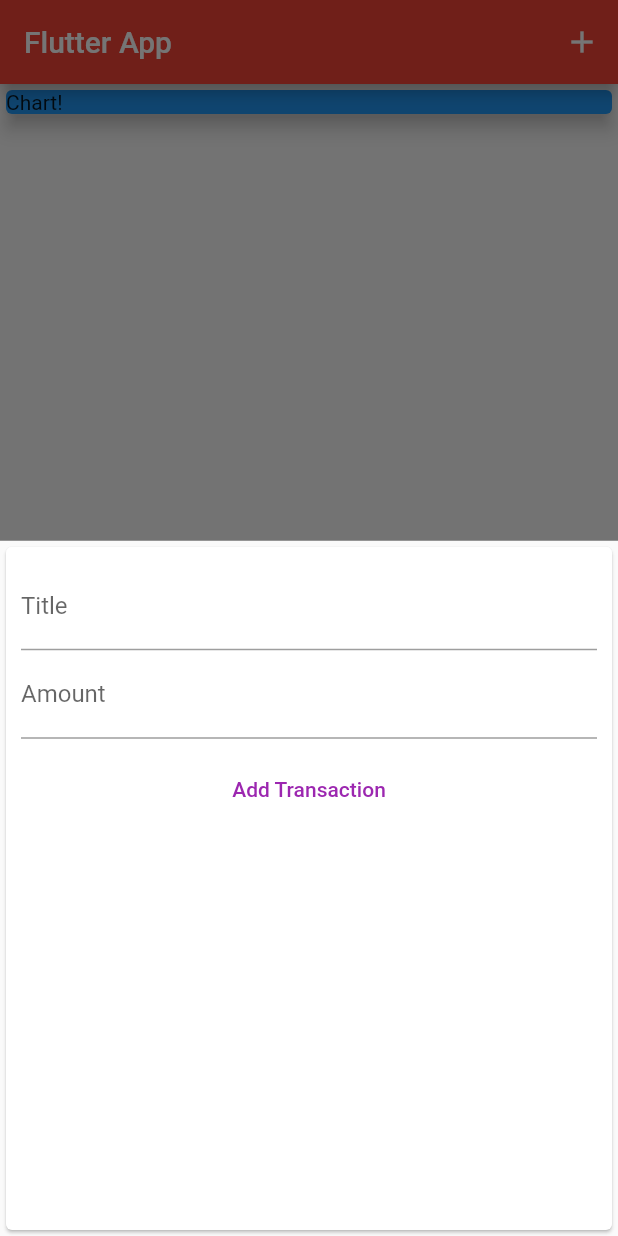
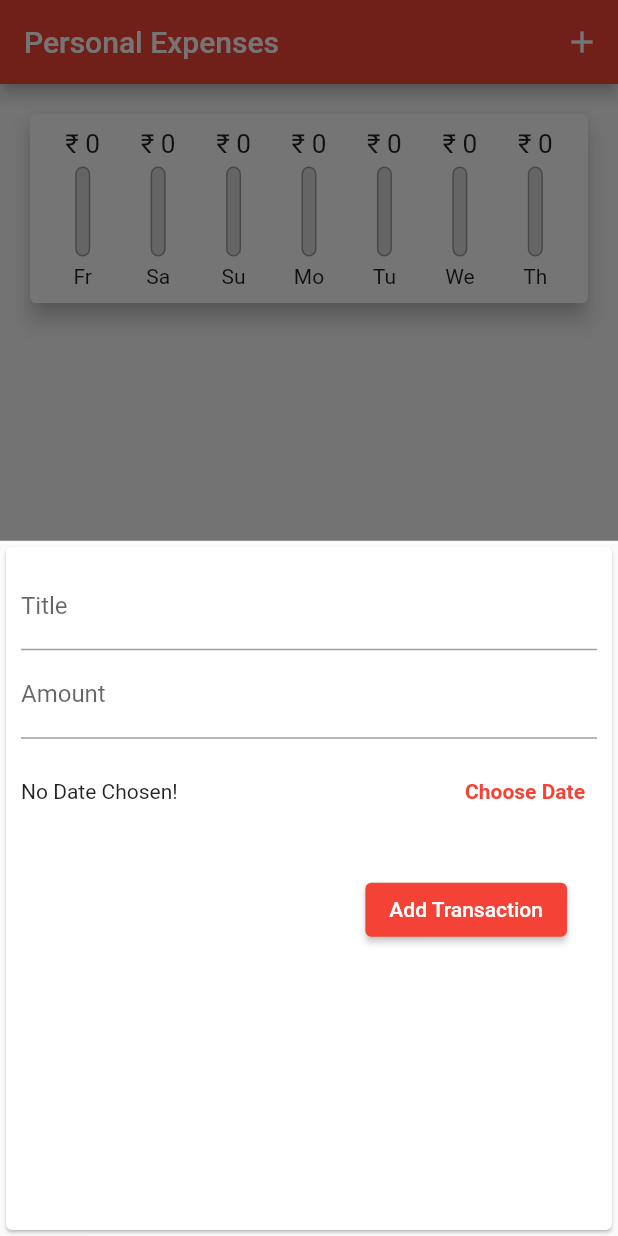
Before and after one commit to rohitaryan2211/personal_expenses_tracker, a Flutter app: the screen it shows after launch, after a tap on the "add" icon, on a phone screen of 412 x 824 dp. Run offline on Flutter 3.47's test engine with Material 2 defaults, Android fonts, the phone set to English and light mode, and no system bars.

Commit message:
Add Chart, DatePicker and option to delete transactions

```diff
--- a/lib/main.dart
+++ b/lib/main.dart
@@ -2,6 +2,7 @@ import 'package:flutter/material.dart';
 import './widgets/transaction_list.dart';
 import './widgets/new_transaction.dart';
 import './models/transaction.dart';
+import './widgets/chart.dart';
 
 void main() {
   runApp(const MyApp());
@@ -13,7 +14,7 @@ class MyApp extends StatelessWidget {
   @override
   Widget build(BuildContext context) {
     return MaterialApp(
-      title: 'Flutter Demo',
+      title: 'Personal Expenses App',
       theme: ThemeData(
         primarySwatch: Colors.red,
       ),
@@ -45,12 +46,21 @@ class _MyHomePageState extends State<MyHomePage> {
     // ),
   ];
 
-  void _addNewTransaction(String txTitle, double txAmount) {
+  List<Transaction> get _recentTransactions {
+    return _userTransactions.where((tx) {
+      return tx.date.isAfter(DateTime.now().subtract(
+        Duration(days: 7),
+      ));
+    }).toList();
+  }
+
+  void _addNewTransaction(
+      String txTitle, double txAmount, DateTime chosenDate) {
     final newTx = Transaction(
       id: DateTime.now().toString(),
       title: txTitle,
       amount: txAmount,
-      date: DateTime.now(),
+      date: chosenDate,
     );
 
     setState(() {
@@ -67,11 +77,17 @@ class _MyHomePageState extends State<MyHomePage> {
     );
   }
 
+  void _deleteTransaction(String id) {
+    setState(() {
+      _userTransactions.removeWhere((tx) => tx.id == id);
+    });
+  }
+
   @override
   Widget build(BuildContext context) {
     return Scaffold(
       appBar: AppBar(
-        title: const Text('Flutter App'),
+        title: const Text('Personal Expenses'),
         actions: <Widget>[
           IconButton(
               onPressed: () => _startNewTransaction(context),
@@ -82,15 +98,8 @@ class _MyHomePageState extends State<MyHomePage> {
         // mainAxisAlignment: MainAxisAlignment.start,
         crossAxisAlignment: CrossAxisAlignment.stretch,
         children: <Widget>[
-          Container(
-            width: double.infinity,
-            child: Card(
-              child: Text('Chart!'),
-              color: Colors.blue,
-              elevation: 5,
-            ),
-          ),
-          TransactionList(_userTransactions)
+          Chart(_recentTransactions),
+          TransactionList(_userTransactions, _deleteTransaction)
         ],
       ),
       floatingActionButton: FloatingActionButton(
--- /dev/null
+++ b/lib/widgets/chart.dart
@@ -0,0 +1,64 @@
+import 'package:flutter/material.dart';
+import '../models/transaction.dart';
+import 'package:intl/intl.dart';
+import './chart_bar.dart';
+
+class Chart extends StatelessWidget {
+  final List<Transaction> recentTransactions;
+  Chart(this.recentTransactions);
+
+  List<Map<String, Object>> get groupedTransactionValues {
+    return List.generate(7, (index) {
+      final weekDay = DateTime.now().subtract(Duration(days: index));
+
+      var totalSum = 0.0;
+      for (var i = 0; i < recentTransactions.length; i++) {
+        if (recentTransactions[i].date.day == weekDay.day &&
+            recentTransactions[i].date.month == weekDay.month) {
+          totalSum += recentTransactions[i].amount;
+        }
+      }
+
+      // print(DateFormat.E().format(weekDay).substring(0, 2));
+      // print(totalSum);
+      return {
+        'day': DateFormat.E().format(weekDay).substring(0, 2),
+        'amount': totalSum
+      };
+    }).reversed.toList();
+  }
+
+  double get totalSpending {
+    return groupedTransactionValues.fold(0.0, (sum, item) {
+      double extra = item['amount'] as double;
+      return sum + extra;
+    });
+  }
+
+  @override
+  Widget build(BuildContext context) {
+    print(groupedTransactionValues);
+    return Card(
+      elevation: 6,
+      margin: EdgeInsets.all(20),
+      child: Padding(
+        padding: EdgeInsets.all(10),
+        child: Row(
+          mainAxisAlignment: MainAxisAlignment.spaceAround,
+          children: groupedTransactionValues.map((data) {
+            return Flexible(
+              fit: FlexFit.tight,
+              child: ChartBar(
+                data['day'] as String,
+                data['amount'] as double,
+                (totalSpending == 0)
+                    ? 0.0
+                    : (data['amount'] as double) / totalSpending,
+              ),
+            );
+          }).toList(),
+        ),
+      ),
+    );
+  }
+}
--- /dev/null
+++ b/lib/widgets/chart_bar.dart
@@ -0,0 +1,51 @@
+import 'package:flutter/material.dart';
+
+class ChartBar extends StatelessWidget {
+  final String label;
+  final double spendingAmount;
+  final double spendingPctofTotal;
+
+  ChartBar(this.label, this.spendingAmount, this.spendingPctofTotal);
+
+  @override
+  Widget build(BuildContext context) {
+    return Column(
+      children: <Widget>[
+        Container(
+          height: 20,
+          child: FittedBox(
+            child: Text('₹ ${spendingAmount.toStringAsFixed(0)}'),
+          ),
+        ),
+        SizedBox(height: 5),
+        Container(
+          height: 60,
+          width: 10,
+          child: Stack(
+              alignment: AlignmentDirectional.bottomCenter,
+              children: <Widget>[
+                Container(
+                  decoration: BoxDecoration(
+                      border: Border.all(
+                        color: Colors.grey,
+                        width: 1,
+                      ),
+                      color: Color.fromRGBO(220, 220, 220, 1),
+                      borderRadius: BorderRadius.circular(20)),
+                ),
+                FractionallySizedBox(
+                  heightFactor: spendingPctofTotal,
+                  child: Container(
+                    decoration: BoxDecoration(
+                        color: Theme.of(context).primaryColor,
+                        borderRadius: BorderRadius.circular(20)),
+                  ),
+                )
+              ]),
+        ),
+        SizedBox(height: 5),
+        Text(label),
+      ],
+    );
+  }
+}
--- a/lib/widgets/new_transaction.dart
+++ b/lib/widgets/new_transaction.dart
@@ -1,6 +1,5 @@
-import 'package:flutter/src/foundation/key.dart';
-import 'package:flutter/src/widgets/framework.dart';
 import 'package:flutter/material.dart';
+import 'package:intl/intl.dart';
 
 class NewTransaction extends StatefulWidget {
   final Function addTx;
@@ -11,24 +10,44 @@ class NewTransaction extends StatefulWidget {
 }
 
 class _NewTransactionState extends State<NewTransaction> {
-  final titleController = TextEditingController();
+  final _titleController = TextEditingController();
+  final _amountController = TextEditingController();
+  DateTime? _selectedDate;
 
-  final amountController = TextEditingController();
+  void _submitData() {
+    if (_amountController.text.isEmpty) {
+      return;
+    }
+    final enteredTitle = _titleController.text;
+    final enteredAmount = double.parse(_amountController.text);
 
-  void submitData() {
-    final enteredTitle = titleController.text;
-    final enteredAmount = double.parse(amountController.text);
-
-    if (enteredTitle.isEmpty || enteredAmount <= 0) {
+    if (enteredTitle.isEmpty || enteredAmount <= 0 || _selectedDate == null) {
       return;
     }
 
     widget.addTx(
       enteredTitle,
       enteredAmount,
+      _selectedDate,
     );
 
     Navigator.of(context).pop();
+  }
+
+  void _presentDatePicker() {
+    showDatePicker(
+      context: context,
+      initialDate: DateTime.now(),
+      firstDate: DateTime(1950),
+      lastDate: DateTime.now(),
+    ).then((pickedDate) {
+      if (pickedDate == null) {
+        return;
+      }
+      setState(() {
+        _selectedDate = pickedDate;
+      });
+    });
   }
 
   @override
@@ -40,22 +59,39 @@ class _NewTransactionState extends State<NewTransaction> {
           children: <Widget>[
             TextField(
               decoration: InputDecoration(labelText: 'Title'),
-              controller: titleController,
-              onSubmitted: (_) => submitData(),
+              controller: _titleController,
+              onSubmitted: (_) => _submitData(),
             ),
             TextField(
               decoration: InputDecoration(labelText: 'Amount'),
-              controller: amountController,
+              controller: _amountController,
               keyboardType: TextInputType.number,
-              onSubmitted: (_) => submitData(),
+              onSubmitted: (_) => _submitData(),
             ),
-            SizedBox(height: 10),
-            TextButton(
-              onPressed: submitData,
-              child: Text('Add Transaction'),
-              style: ButtonStyle(
-                foregroundColor: MaterialStateProperty.all(Colors.purple),
-                backgroundColor: MaterialStateProperty.all(Colors.white),
+            Container(
+              height: 70,
+              child: Row(
+                children: <Widget>[
+                  Expanded(
+                    child: Text(_selectedDate == null
+                        ? 'No Date Chosen!'
+                        : 'Picked Date : ${DateFormat.yMMMd().format(_selectedDate!)}'),
+                  ),
+                  TextButton(
+                    onPressed: _presentDatePicker,
+                    child: Text('Choose Date',
+                        style: TextStyle(fontWeight: FontWeight.bold)),
+                  )
+                ],
+              ),
+            ),
+            SizedBox(height: 20),
+            Container(
+              alignment: Alignment.centerRight,
+              padding: EdgeInsets.symmetric(horizontal: 20),
+              child: ElevatedButton(
+                onPressed: _submitData,
+                child: Text('Add Transaction'),
               ),
             )
           ],
```
Also changed, not shown: lib/widgets/transaction_list.dart (+17 -40 lines).
